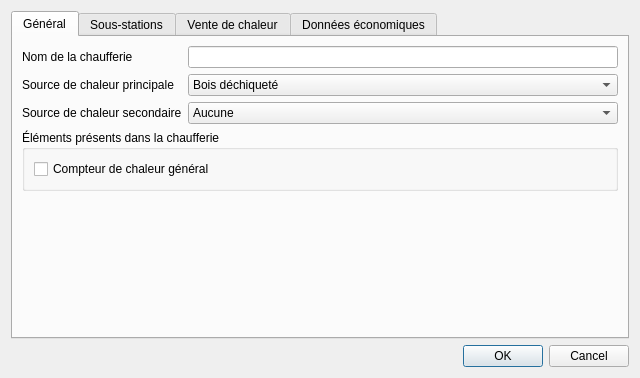
Old version of the form configurationdialog.ui in the repository pyridiss/suivi-chaufferies.
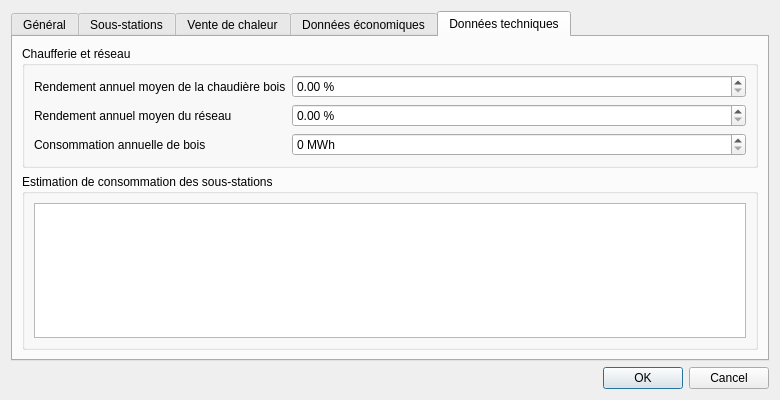
New version of the form. Icons and pictures are not drawn.

Commit message: Add new options in ConfigurationDialog.

```diff
--- a/configurationdialog.ui
+++ b/configurationdialog.ui
@@ -6,8 +6,8 @@
    <rect>
     <x>0</x>
     <y>0</y>
-    <width>640</width>
-    <height>378</height>
+    <width>780</width>
+    <height>400</height>
    </rect>
   </property>
   <property name="windowTitle">
@@ -24,7 +24,7 @@
       <bool>true</bool>
      </property>
      <property name="currentIndex">
-      <number>0</number>
+      <number>4</number>
      </property>
      <widget class="QWidget" name="tabGeneral">
       <attribute name="title">
@@ -425,6 +425,111 @@
        </item>
       </layout>
      </widget>
+     <widget class="QWidget" name="tabTechnicalData">
+      <attribute name="title">
+       <string>Données techniques</string>
+      </attribute>
+      <layout class="QVBoxLayout" name="verticalLayout_4">
+       <item>
+        <widget class="QGroupBox" name="groupBox_3">
+         <property name="title">
+          <string>Chaufferie et réseau</string>
+         </property>
+         <layout class="QFormLayout" name="formLayout_4">
+          <item row="0" column="0">
+           <widget class="QLabel" name="label_5">
+            <property name="text">
+             <string>Rendement annuel moyen de la chaudière bois</string>
+            </property>
+           </widget>
+          </item>
+          <item row="0" column="1">
+           <widget class="QDoubleSpinBox" name="doubleSpinBox_WoodBoilerEfficiency">
+            <property name="sizePolicy">
+             <sizepolicy hsizetype="Expanding" vsizetype="Fixed">
+              <horstretch>0</horstretch>
+              <verstretch>0</verstretch>
+             </sizepolicy>
+            </property>
+            <property name="suffix">
+             <string> %</string>
+            </property>
+           </widget>
+          </item>
+          <item row="1" column="0">
+           <widget class="QLabel" name="label_17">
+            <property name="text">
+             <string>Rendement annuel moyen du réseau</string>
+            </property>
+           </widget>
+          </item>
+          <item row="1" column="1">
+           <widget class="QDoubleSpinBox" name="doubleSpinBox_HeatingNetworkEfficiency">
+            <property name="sizePolicy">
+             <sizepolicy hsizetype="Expanding" vsizetype="Fixed">
+              <horstretch>0</horstretch>
+              <verstretch>0</verstretch>
+             </sizepolicy>
+            </property>
+            <property name="suffix">
+             <string> %</string>
+            </property>
+           </widget>
+          </item>
+          <item row="2" column="0">
+           <widget class="QLabel" name="label_18">
+            <property name="text">
+             <string>Consommation annuelle de bois</string>
+            </property>
+           </widget>
+          </item>
+          <item row="2" column="1">
+           <widget class="QSpinBox" name="spinBox_AnnualWoodConsumption">
+            <property name="sizePolicy">
+             <sizepolicy hsizetype="Expanding" vsizetype="Fixed">
+              <horstretch>0</horstretch>
+              <verstretch>0</verstretch>
+             </sizepolicy>
+            </property>
+            <property name="suffix">
+             <string> MWh</string>
+            </property>
+            <property name="maximum">
+             <number>1000000</number>
+            </property>
+           </widget>
+          </item>
+         </layout>
+        </widget>
+       </item>
+       <item>
+        <widget class="QGroupBox" name="groupBox_2">
+         <property name="title">
+          <string>Estimation de consommation des sous-stations</string>
+         </property>
+         <layout class="QVBoxLayout" name="verticalLayout_5">
+          <item>
+           <widget class="QTableWidget" name="tableWidget_SubstationsConsumptions">
+            <attribute name="verticalHeaderVisible">
+             <bool>false</bool>
+            </attribute>
+            <row>
+             <property name="text">
+              <string>Nom</string>
+             </property>
+            </row>
+            <row>
+             <property name="text">
+              <string>Consommation</string>
+             </property>
+            </row>
+           </widget>
+          </item>
+         </layout>
+        </widget>
+       </item>
+      </layout>
+     </widget>
     </widget>
    </item>
    <item>
```
The commit also changes 1 other file.
